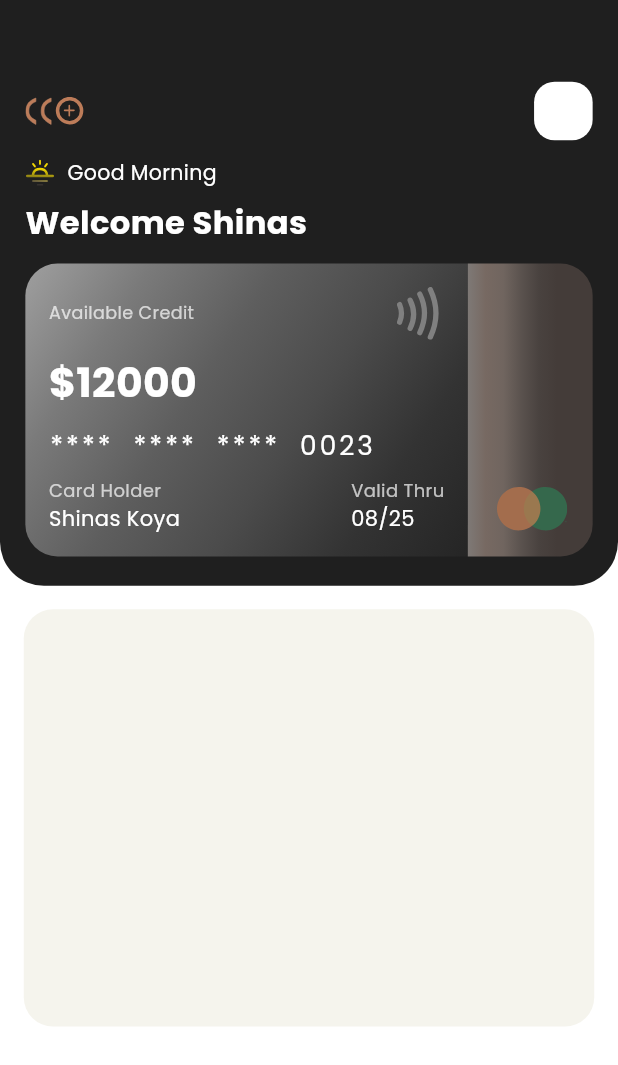
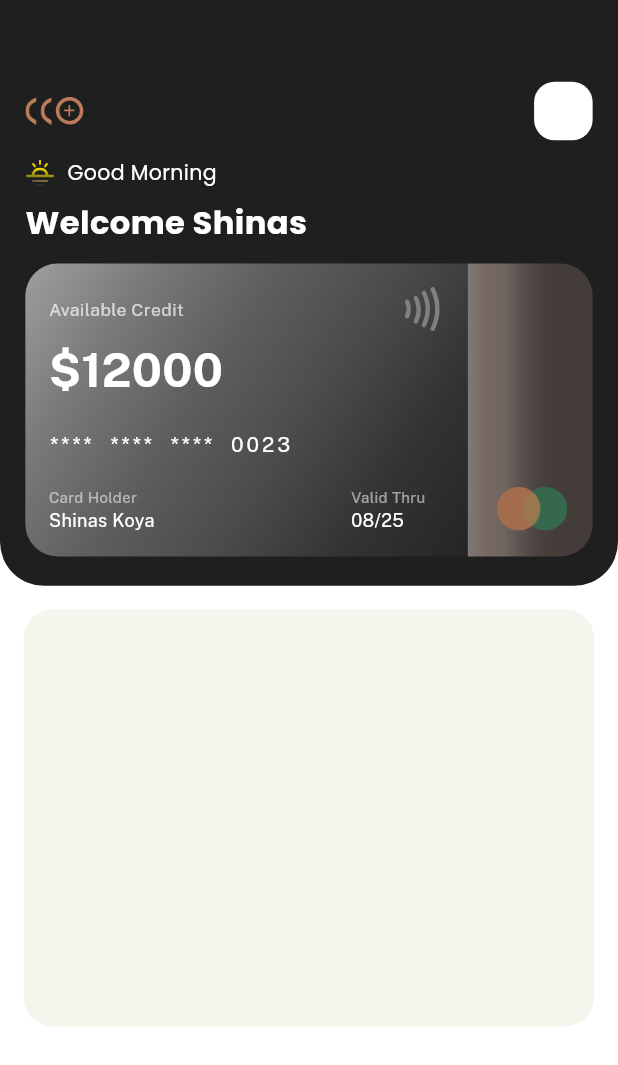
Before and after one commit to ShinasNajeerKoya/expenso_expense_tracker, a Flutter app: the HomePage screen opened directly, on a phone screen of 412 x 824 dp. Shown: the top 1065 px of the screen. Run offline on Flutter 3.47's test engine with Material 3 defaults, Android fonts, the phone set to English and light mode, and no system bars; our stand-ins replace easy_localization, flutter_bloc, flutter_screenutil, flutter_svg, freezed_annotation, get_it and 1 more; missing offline and left inert: build.

Commit message:
-- credit card updated

```diff
--- a/lib/presentation/home/pages/home_page.dart
+++ b/lib/presentation/home/pages/home_page.dart
@@ -4,6 +4,7 @@ import 'package:expenso_expense_tracker/generated/app_icons.dart';
 import 'package:expenso_expense_tracker/shared/helper_functions/custom_svg_icon.dart';
 import 'package:flutter/material.dart';
 import 'package:flutter_screenutil/flutter_screenutil.dart';
+import 'package:google_fonts/google_fonts.dart';
 
 class HomePage extends StatelessWidget {
   const HomePage({super.key});
@@ -140,62 +141,70 @@ class CreditCardWidget extends StatelessWidget {
                     children: [
                       Text(
                         "Available Credit",
-                        style: TextStyle(
+                        style: GoogleFonts.publicSans(
                           color: Colors.white70,
                           fontSize: 12.sp,
                         ),
                       ),
-                      SizedBox(height: 36.h,width: 36.h,child: CustomSvgIcon(AppIcons.kRfid),)
+                      SizedBox(height: 30.h,width: 30.h,child: CustomSvgIcon(AppIcons.kRfid),)
                     ],
                   ),
                   Text(
                     "\$12000",
-                    style: TextStyle(
+                    style: GoogleFonts.publicSans(
                       color: Colors.white,
-                      fontSize: 28.sp,
+                      fontSize: 32.sp,
                       fontWeight: FontWeight.bold,
                     ),
                   ),
+                  SizedBox(height: 12.h,),
                   Text(
                     "****  ****  ****  0023",
-                    style: TextStyle(
+                    style: GoogleFonts.publicSans(
                       color: Colors.white,
-                      fontSize: 18.sp,
+                      fontSize: 14.sp,
                       letterSpacing: 2,
                     ),
                   ),
-                  Row(
+                  SizedBox(height: 12.h,),
+
+                  Padding(
+                    padding: rightPadding12,
+                    child: Row(
                       mainAxisAlignment: MainAxisAlignment.spaceBetween,
                       children: [
-                      const Column(
+                         Column(
                           crossAxisAlignment: CrossAxisAlignment.start,
                           children: [
                             Text(
                               "Card Holder",
-                            style:
-                                TextStyle(color: Colors.white70, fontSize: 12),
+                              style: GoogleFonts.publicSans(
+                                  color: Colors.white54, fontSize: 10),
                             ),
                             Text(
                               "Shinas Koya",
-                            style: TextStyle(color: Colors.white, fontSize: 14),
+                              style: GoogleFonts.publicSans(
+                                  color: Colors.white, fontSize: 12),
                             ),
                           ],
                         ),
-                      const Column(
+                         Column(
                           crossAxisAlignment: CrossAxisAlignment.start,
                           children: [
                             Text(
                               "Valid Thru",
-                            style:
-                                TextStyle(color: Colors.white70, fontSize: 12),
+                              style: GoogleFonts.publicSans(
+                                  color: Colors.white54, fontSize: 10),
                             ),
                             Text(
                               "08/25",
-                            style: TextStyle(color: Colors.white, fontSize: 14),
+                              style: GoogleFonts.publicSans(
+                                  color: Colors.white, fontSize: 12),
                             ),
                           ],
                         ),
                       ],
+                    ),
                   ),
                 ],
               ),
@@ -237,7 +246,7 @@ class CreditCardWidget extends StatelessWidget {
                   // Tap Icon Placeholder
                   Align(
                     alignment: Alignment.topRight,
-                    child: Container(
+                    child: SizedBox(
                       height: 48.r,
                       width: 48.r,
                       // Replace this with your tap SVG later
```
Lines whose indentation alone changed are shown as unchanged.
